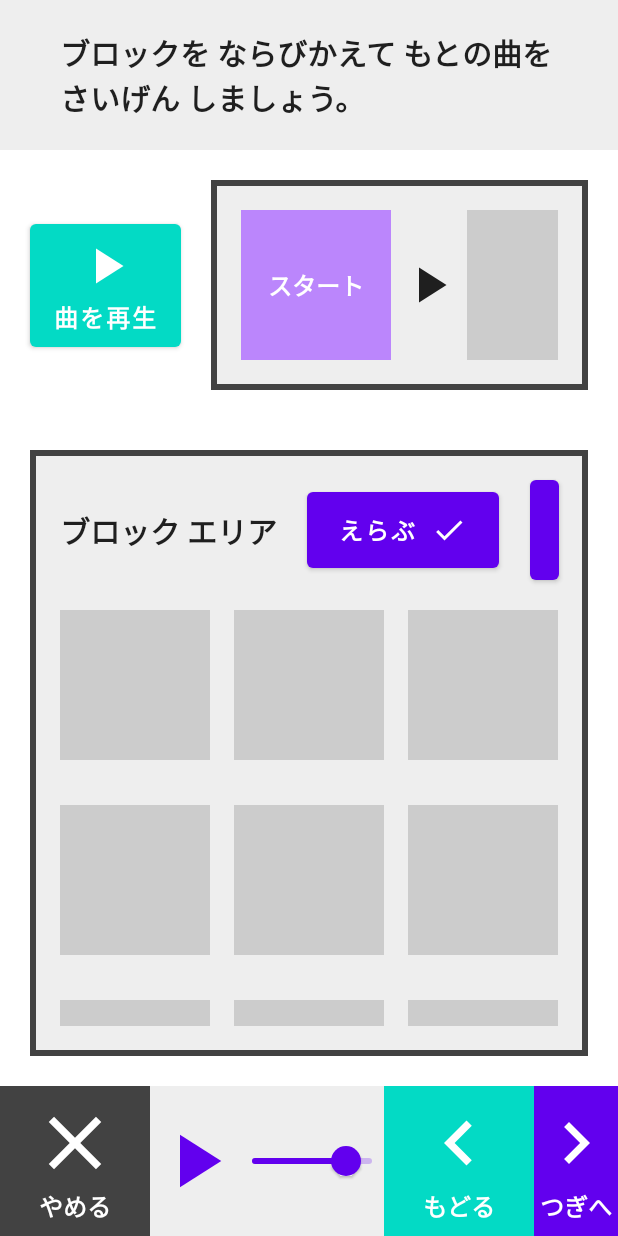
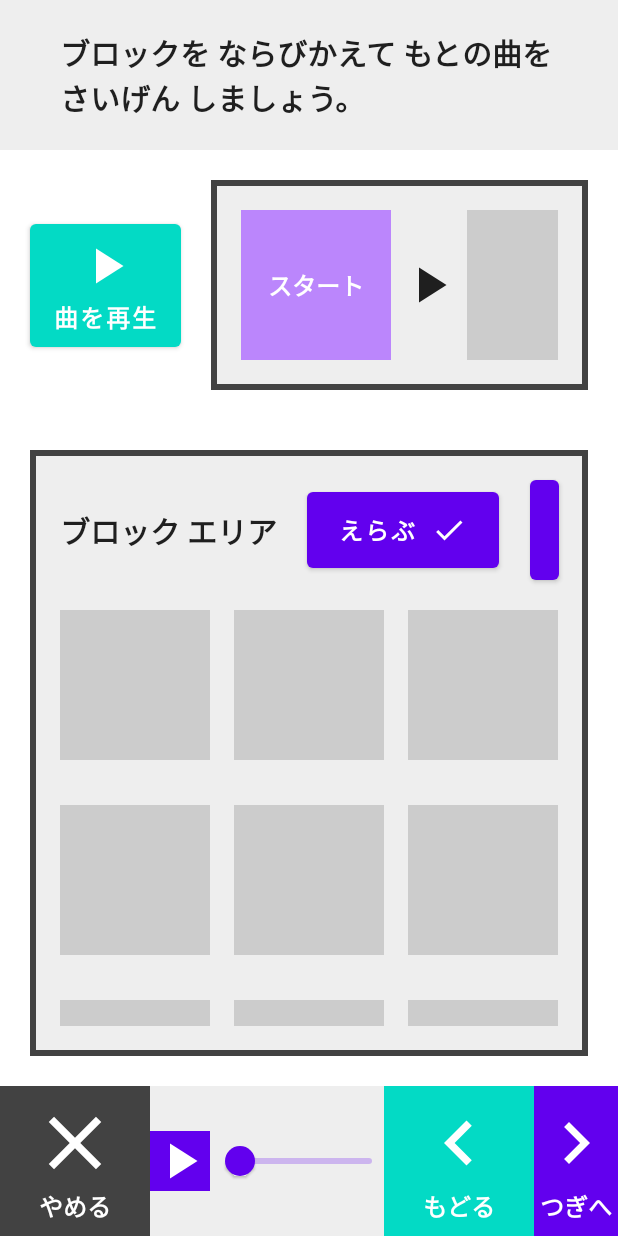
Before and after one commit to mohachi8/MusicEducationTest, an Android app built with Jetpack Compose: the screen it shows after launch (MainActivity), on a phone screen of 412 x 824 dp. Run offline under Robolectric (Android 15) with nearby library versions, the phone set to English and light mode, and no system bars.

Commit message:
音楽プレイヤーのスライドバー、アイコンを動くようにした。

```diff
--- a/app/build.gradle
+++ b/app/build.gradle
@@ -60,4 +60,7 @@ dependencies {
     androidTestImplementation "androidx.compose.ui:ui-test-junit4:$compose_ui_version"
     debugImplementation "androidx.compose.ui:ui-tooling:$compose_ui_version"
     debugImplementation "androidx.compose.ui:ui-test-manifest:$compose_ui_version"
+
+    // マテリアルアイコンの追加パッケージ
+    implementation 'androidx.compose.material:material-icons-extended:1.2.0'
 }
--- a/app/src/main/java/com/example/musiceducationtest/BottomMusicPlayer.kt
+++ b/app/src/main/java/com/example/musiceducationtest/BottomMusicPlayer.kt
@@ -1,34 +1,47 @@
 package com.example.musiceducationtest
 
+import androidx.compose.foundation.background
 import androidx.compose.foundation.clickable
-import androidx.compose.foundation.layout.Row
-import androidx.compose.foundation.layout.fillMaxWidth
-import androidx.compose.foundation.layout.size
+import androidx.compose.foundation.layout.*
 import androidx.compose.material.Icon
 import androidx.compose.material.Slider
 import androidx.compose.material.icons.Icons
+import androidx.compose.material.icons.filled.Pause
 import androidx.compose.material.icons.filled.PlayArrow
 import androidx.compose.runtime.Composable
+import androidx.compose.runtime.collectAsState
 import androidx.compose.ui.Alignment
 import androidx.compose.ui.Modifier
+import androidx.compose.ui.graphics.Color
 import androidx.compose.ui.unit.dp
 import com.example.musiceducationtest.ui.theme.Purple500
 
 @Composable
-fun BottomMusicPlayer() {
+fun BottomMusicPlayer(viewModel: MusicPlayerViewModel) {
+    val isPlaying = viewModel.isPlaying.collectAsState().value
+    val playbackPosition = viewModel.playbackPosition.collectAsState().value
+
     Row(
         verticalAlignment = Alignment.CenterVertically,
         modifier = Modifier.fillMaxWidth(0.5f)
     ) {
-        Icon(
-            imageVector = Icons.Default.PlayArrow,
-            contentDescription = "再生",
-            tint = Purple500,
+        Box(
             modifier = Modifier
-                .size(60.dp)
-                .clickable { }
+                .background(color = Purple500)
+                .clickable { viewModel.togglePlayPause() }
+        ) {
+            Icon(
+                imageVector = if (isPlaying) Icons.Default.Pause else Icons.Default.PlayArrow,
+                contentDescription = if (isPlaying) "Pause" else "Play",
+                tint = Color.White,
+                modifier = Modifier
+                    .size(40.dp)
+            )
+        }
+        Spacer(modifier = Modifier.width(10.dp))
+        Slider(
+            value = playbackPosition,
+            onValueChange = viewModel::onSliderValueChanged
         )
-        Slider(
-            value = 0.8F, onValueChange = {})
     }
 }
--- a/app/src/main/java/com/example/musiceducationtest/BottomNavigationBar.kt
+++ b/app/src/main/java/com/example/musiceducationtest/BottomNavigationBar.kt
@@ -34,7 +34,7 @@ fun BottomNavigationBar() {
             backgroundColor = Color(0xFF424242)
         )
         Spacer(modifier = Modifier.weight(1f))
-        BottomMusicPlayer()
+        BottomMusicPlayer(viewModel = MusicPlayerViewModel())
         Spacer(modifier = Modifier.weight(1f))
         BottomNavigateButton(
             imageVector = Icons.Default.KeyboardArrowLeft,
--- /dev/null
+++ b/app/src/main/java/com/example/musiceducationtest/MusicPlayerModel.kt
@@ -0,0 +1,4 @@
+package com.example.musiceducationtest
+
+class MusicPlayerModel {
+}
--- /dev/null
+++ b/app/src/main/java/com/example/musiceducationtest/MusicPlayerViewModel.kt
@@ -0,0 +1,22 @@
+package com.example.musiceducationtest
+
+import androidx.lifecycle.ViewModel
+import kotlinx.coroutines.flow.MutableStateFlow
+import kotlinx.coroutines.flow.StateFlow
+import java.lang.Thread.State
+
+class MusicPlayerViewModel : ViewModel() {
+    private val _isPlaying = MutableStateFlow(false)
+    val isPlaying: StateFlow<Boolean> = _isPlaying
+
+    private val _playbackPosition = MutableStateFlow(0f) // 0f~1fの範囲
+    val playbackPosition: StateFlow<Float> = _playbackPosition
+
+    fun togglePlayPause() {
+        _isPlaying.value = !_isPlaying.value
+    }
+
+    fun onSliderValueChanged(value: Float){
+        _playbackPosition.value = value
+    }
+}
--- a/app/src/main/java/com/example/musiceducationtest/SongCompositionScreen.kt
+++ b/app/src/main/java/com/example/musiceducationtest/SongCompositionScreen.kt
@@ -199,8 +199,6 @@ fun BlockArea() {
         verticalArrangement = Arrangement.spacedBy(30.dp),
         horizontalArrangement = Arrangement.spacedBy(16.dp),
         modifier = Modifier
-            //.background(Color.White)
-            //.padding(20.dp)
             .fillMaxWidth()
     ) {
         items(20) { index ->
```
